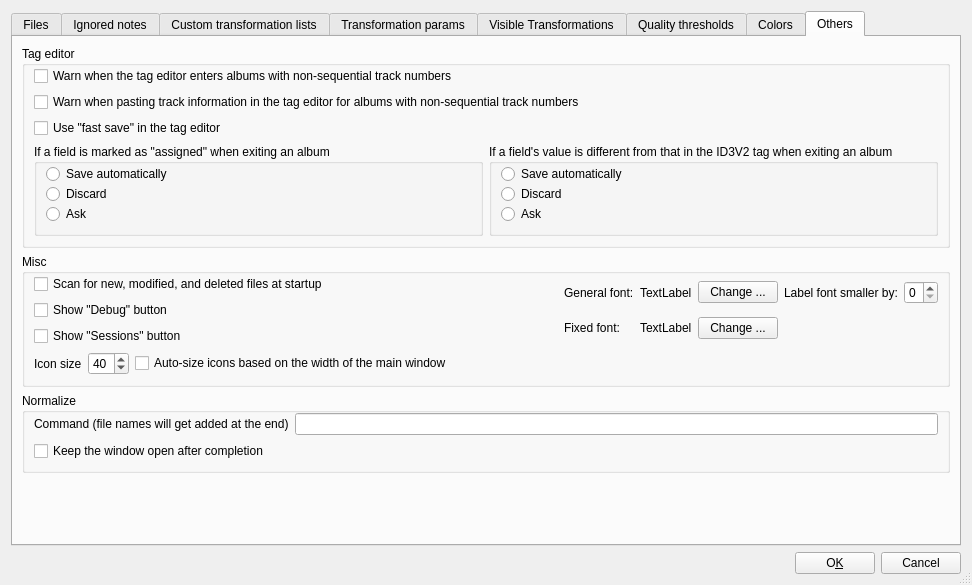
frispete/mp3diags, file src/Config.ui: the form before one commit.
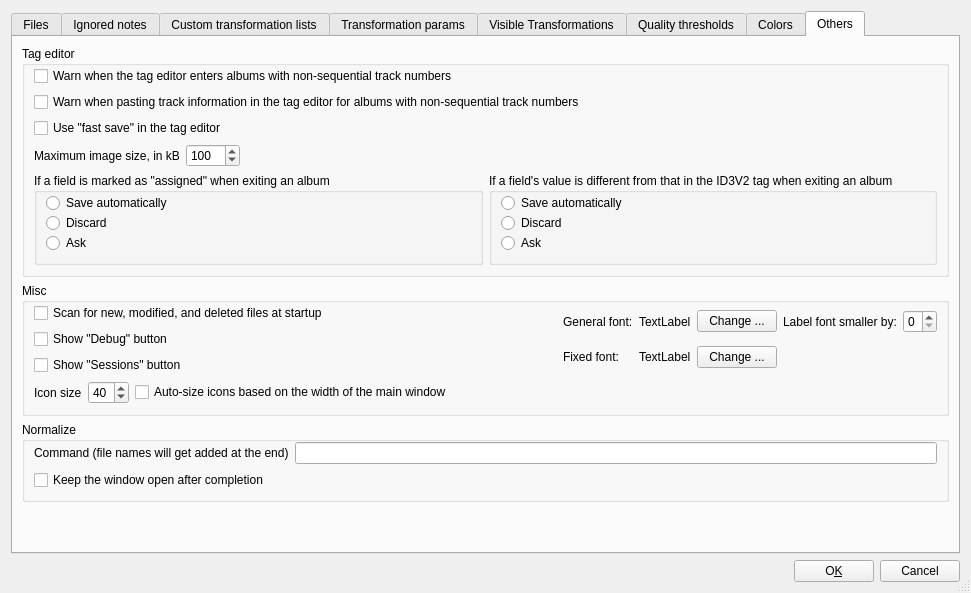
The form after the commit. The open tabs and pages were chosen to show the change. Icons and pictures are not drawn.

Commit message: 0.99.05.029 - improved paste in tag editor (it is possible to paste to multiple cells or to paste file names copied from file browsers) - configurable max image size - button to remove image files - fixed loading images from current dir - fixed a bug in tag editor patterns that prevented patterns ending with a static text from working - Windows only: fixed pasting image file that was copied from Windows Explorer

```diff
--- a/src/Config.ui
+++ b/src/Config.ui
@@ -5,8 +5,8 @@
    <rect>
     <x>0</x>
     <y>0</y>
-    <width>972</width>
-    <height>585</height>
+    <width>971</width>
+    <height>593</height>
    </rect>
   </property>
   <property name="minimumSize" >
@@ -2236,6 +2236,60 @@
             </property>
            </widget>
           </item>
+          <item>
+           <widget class="QWidget" native="1" name="widget_14" >
+            <layout class="QHBoxLayout" >
+             <property name="leftMargin" >
+              <number>0</number>
+             </property>
+             <property name="topMargin" >
+              <number>0</number>
+             </property>
+             <property name="rightMargin" >
+              <number>0</number>
+             </property>
+             <property name="bottomMargin" >
+              <number>0</number>
+             </property>
+             <item>
+              <widget class="QLabel" name="label_77" >
+               <property name="text" >
+                <string>Maximum image size, in kB</string>
+               </property>
+              </widget>
+             </item>
+             <item>
+              <widget class="QSpinBox" name="m_pMaxImgSizeSB" >
+               <property name="toolTip" >
+                <string>If an image size is above this value, it will be recompressed before storing it inside MP3 files</string>
+               </property>
+               <property name="minimum" >
+                <number>5</number>
+               </property>
+               <property name="maximum" >
+                <number>1000</number>
+               </property>
+               <property name="value" >
+                <number>100</number>
+               </property>
+              </widget>
+             </item>
+             <item>
+              <spacer>
+               <property name="orientation" >
+                <enum>Qt::Horizontal</enum>
+               </property>
+               <property name="sizeHint" >
+                <size>
+                 <width>40</width>
+                 <height>20</height>
+                </size>
+               </property>
+              </spacer>
+             </item>
+            </layout>
+           </widget>
+          </item>
           <item>
            <widget class="QWidget" native="1" name="widget_22" >
             <layout class="QHBoxLayout" >
```
The commit also changes 34 other files.
